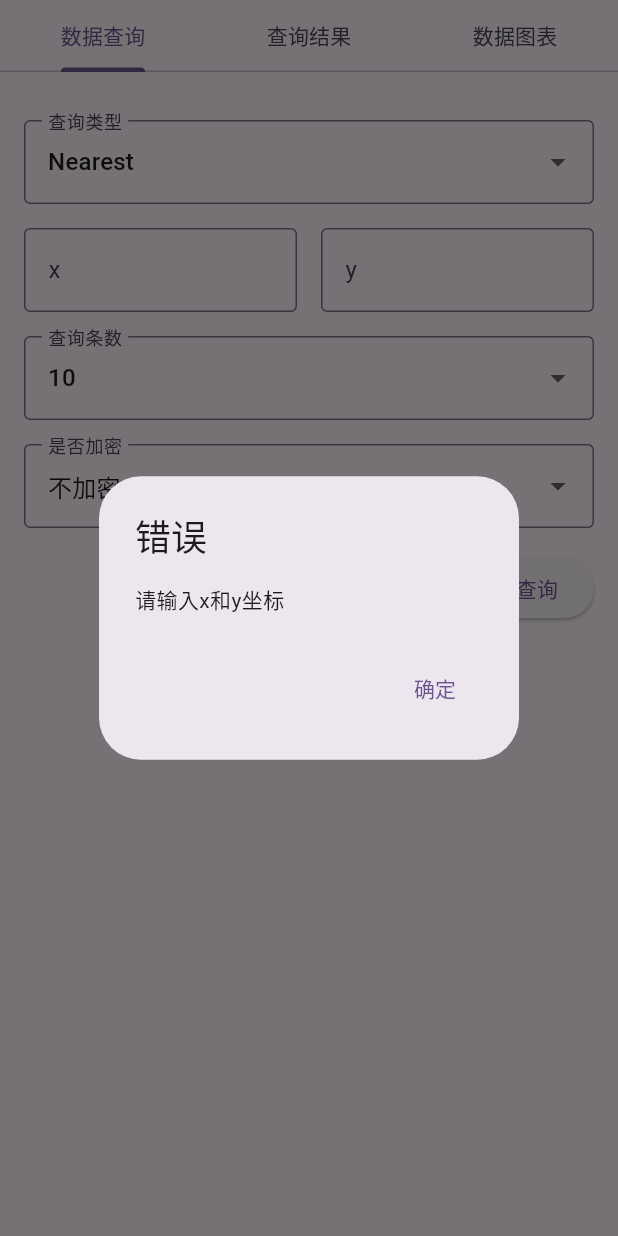
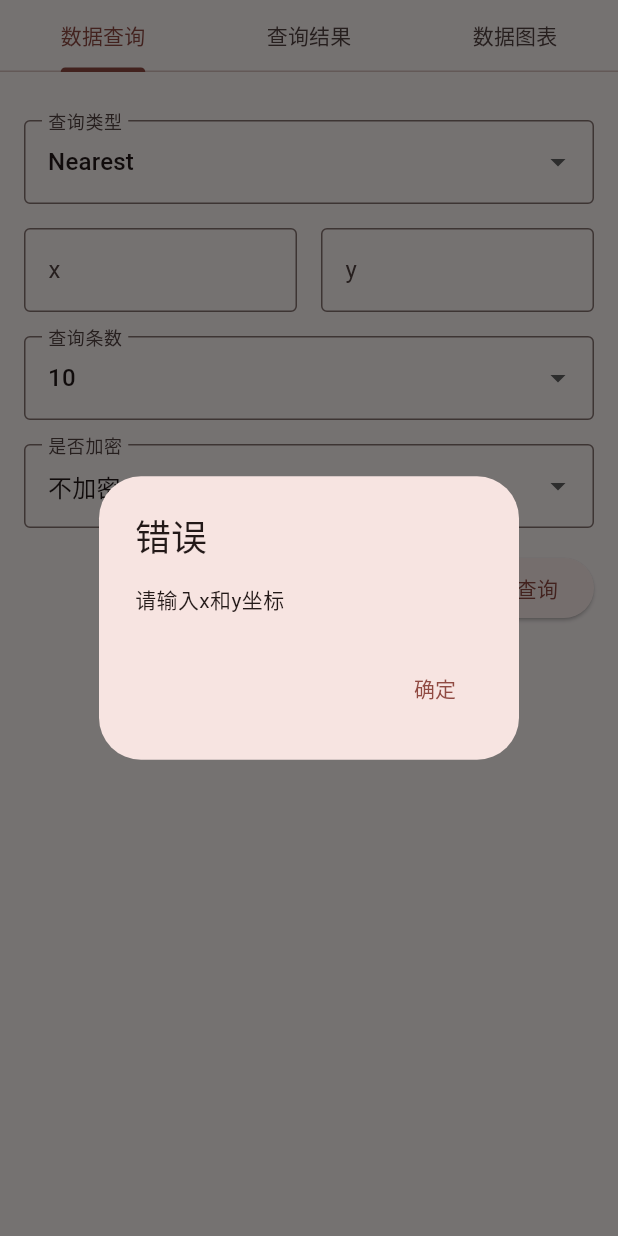
Before and after one commit to TTclubRmat/FederatedDatabase-Flutter, a Flutter app: the SearchPageTabsVer screen opened directly, after a tap on "提交查询", on a phone screen of 412 x 824 dp. Run offline on Flutter 3.47's test engine with Material 3 defaults, Android fonts, the phone set to English and light mode, and no system bars; our stand-ins replace shared_preferences; missing offline and left inert: grpc, protobuf; accounts and stored records are empty; Roboto replaces fonts that are missing (DengXian).

Commit message:
优化颜色显示

```diff
--- a/lib/HomePage.dart
+++ b/lib/HomePage.dart
@@ -31,7 +31,7 @@ class _HomePageState extends State<HomePage> {
             _currentIndex = index;
           });
         },
-        selectedItemColor: Colors.purple,
+        selectedItemColor: Colors.brown,
         // 选中项的颜色
         unselectedItemColor: Colors.grey,
         // 未选中项的颜色
--- a/lib/SearchPageTabsVer.dart
+++ b/lib/SearchPageTabsVer.dart
@@ -358,9 +358,17 @@ class _DataQueryPageState extends State<DataQueryPage> {
     }
   }
 
+  // 校验输入框内容
   bool _validateInputs() {
     if (xController.text.isEmpty || yController.text.isEmpty) {
       _showErrorDialog('请输入x和y坐标');
+      return false;
+    }
+    if (int.tryParse(xController.text)! >= 0 ||
+        int.tryParse(yController.text)! >= 0 ||
+        int.tryParse(xController.text)! <= 200 ||
+        int.tryParse(yController.text)! <= 200) {
+      _showErrorDialog('x和y坐标必须在0至200之间');
       return false;
     }
     if (int.tryParse(xController.text) == null ||
@@ -441,9 +449,17 @@ class _DataQueryPageState extends State<DataQueryPage> {
               enabled: queryType == 'Nearest',
             ),
             const SizedBox(height: 16),
-            _buildDropdownField('是否加密', encrypt, ['不加密', '加密'], (value) {
-              setState(() => encrypt = value!);
-            }),
+            _buildDropdownField(
+              '是否加密',
+              encrypt,
+              queryType == 'Nearest' ? ['不加密', '加密'] : ['不加密'],
+              (value) {
+                if (queryType == 'Nearest') {
+                  setState(() => encrypt = value!);
+                }
+              },
+              enabled: queryType == 'Nearest',
+            ),
             const SizedBox(height: 16),
             Row(
               mainAxisAlignment: MainAxisAlignment.end, // 将按钮放在行的右侧
--- a/lib/main.dart
+++ b/lib/main.dart
@@ -19,7 +19,7 @@ class MyApp extends StatelessWidget {
     return MaterialApp(
       title: 'Federated Data Base',
       theme: ThemeData(
-        colorScheme: ColorScheme.fromSeed(seedColor: Colors.deepPurple),
+        colorScheme: ColorScheme.fromSeed(seedColor: Colors.red),
         useMaterial3: true,
         fontFamily: 'DengXian', // 设置全局字体
       ),
```
